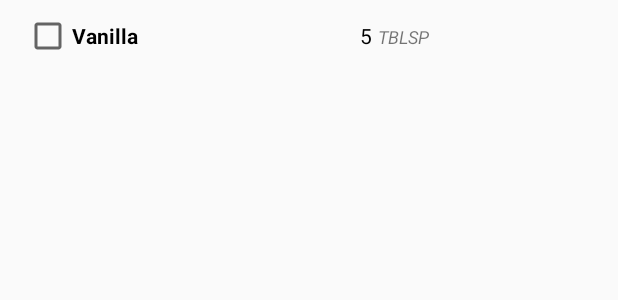
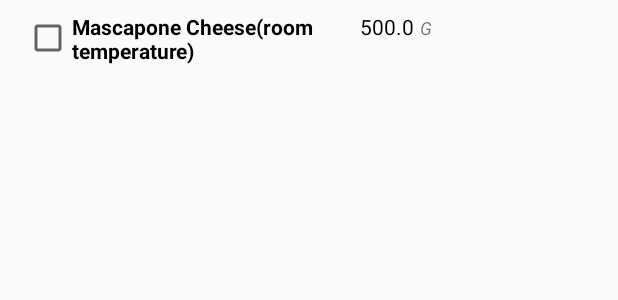
Before and after one commit to OlalKeith/Baking-App, an Android app: the layout ingredient_item.xml on its own in the app's theme, with its tools: preview values and no code run, on a phone screen of 412 x 824 dp. Shown: the top 300 px of the screen. Run offline under Robolectric (Android 15) with nearby library versions, the phone set to English and light mode, and no system bars; network calls fail.

Commit message:
Modify design of recipes list and recipe steps list

```diff
--- a/app/src/main/java/com/example/vidbregar/bakingapp/ui/recipe/adapter/RecipeStepsAdapter.java
+++ b/app/src/main/java/com/example/vidbregar/bakingapp/ui/recipe/adapter/RecipeStepsAdapter.java
@@ -51,7 +51,7 @@ public class RecipeStepsAdapter extends RecyclerView.Adapter<RecipeStepsAdapter.
 
     private int getRandomColor() {
         int color;
-        TypedArray colorsArray = context.getResources().obtainTypedArray(R.array.mdcolor_500);
+        TypedArray colorsArray = context.getResources().obtainTypedArray(R.array.md_color_500);
         int index = (int) (Math.random() * colorsArray.length());
         color = colorsArray.getColor(index, Color.BLACK);
         colorsArray.recycle();
--- a/app/src/main/res/layout/ingredient_item.xml
+++ b/app/src/main/res/layout/ingredient_item.xml
@@ -4,6 +4,21 @@
     xmlns:tools="http://schemas.android.com/tools"
     android:layout_width="match_parent"
     android:layout_height="wrap_content">
+
+    <CheckBox
+        android:id="@+id/ingredient_cb"
+        android:layout_width="200dp"
+        android:layout_height="wrap_content"
+        android:layout_marginBottom="8dp"
+        android:layout_marginLeft="16dp"
+        android:layout_marginStart="16dp"
+        android:layout_marginTop="8dp"
+        android:textColor="@android:color/black"
+        android:textSize="14sp"
+        android:textStyle="bold"
+        app:layout_constraintStart_toStartOf="parent"
+        app:layout_constraintTop_toTopOf="parent"
+        tools:text="Mascapone Cheese(room temperature)" />
 
     <TextView
         android:id="@+id/ingredient_quantity_tv"
@@ -15,7 +30,7 @@
         android:textSize="14sp"
         app:layout_constraintBaseline_toBaselineOf="@+id/ingredient_cb"
         app:layout_constraintStart_toEndOf="@+id/ingredient_cb"
-        tools:text="5" />
+        tools:text="500.0" />
 
     <TextView
         android:id="@+id/ingredient_measure_tv"
@@ -27,21 +42,6 @@
         android:textStyle="italic"
         app:layout_constraintBaseline_toBaselineOf="@+id/ingredient_quantity_tv"
         app:layout_constraintStart_toEndOf="@+id/ingredient_quantity_tv"
-        tools:text="TBLSP" />
-
-    <CheckBox
-        android:id="@+id/ingredient_cb"
-        android:layout_width="200dp"
-        android:layout_height="wrap_content"
-        android:layout_marginLeft="16dp"
-        android:layout_marginStart="16dp"
-        android:layout_marginTop="8dp"
-        android:layout_marginBottom="8dp"
-        android:textColor="@android:color/black"
-        android:textSize="14sp"
-        android:textStyle="bold"
-        app:layout_constraintStart_toStartOf="parent"
-        app:layout_constraintTop_toTopOf="parent"
-        tools:text="Vanilla" />
+        tools:text="G" />
 
 </android.support.constraint.ConstraintLayout>
```
Also changed, not shown: app/src/main/res/layout/recipe_item.xml (+11 -4 lines), app/src/main/res/layout/recipe_step_item.xml (+14 -10 lines), app/src/main/res/values/arrays.xml (+12 -13 lines).
